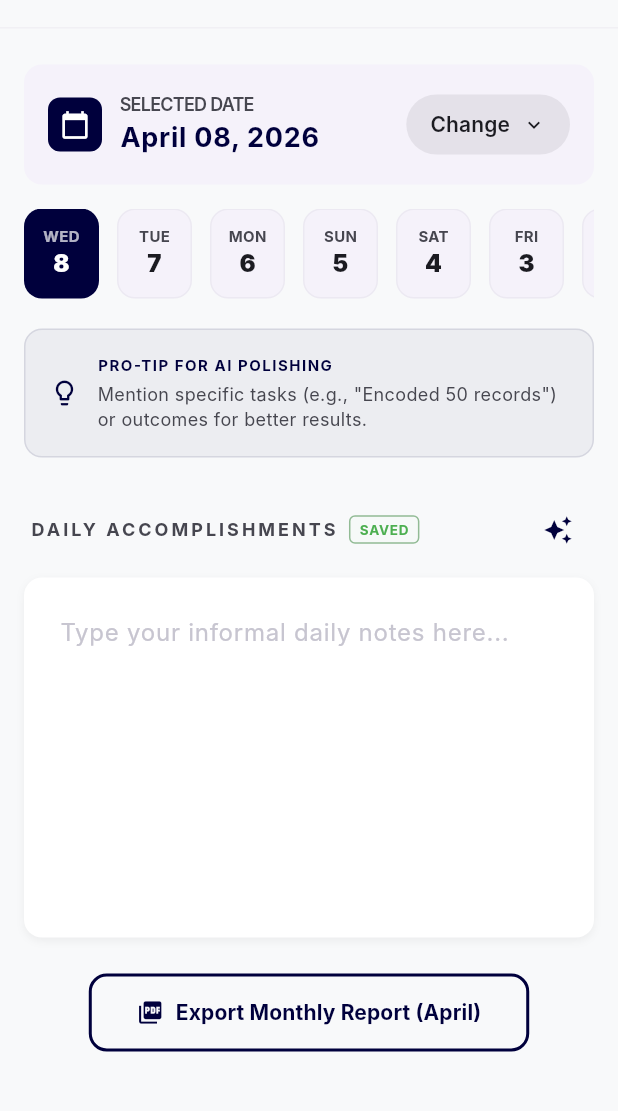
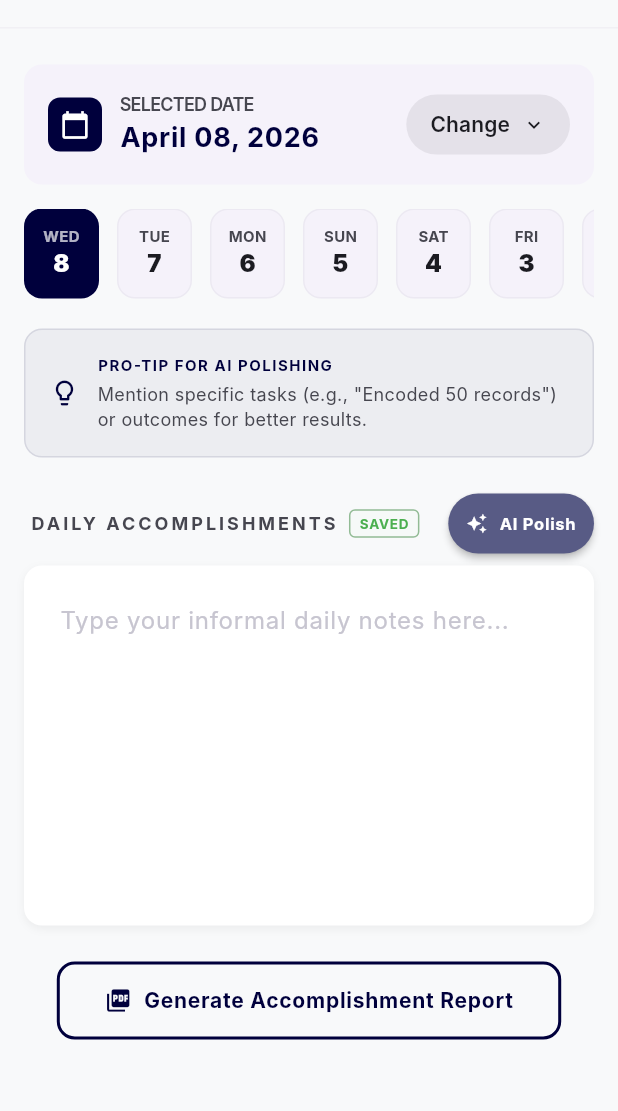
Before and after one commit to Raver-Miradora/prism, a Flutter app: the YapToReportJournal screen opened directly, on a phone screen of 412 x 824 dp, the part 93-1204 px from its top. Run offline on Flutter 3.47's test engine with Material 3 defaults, Android fonts, the light colour scheme and no system bars; our stand-ins replace camera, flutter_riverpod, geolocator, image_picker, pdf, printing and 2 more; missing offline and left inert: google_mlkit_face_detection; accounts and stored records are empty; Roboto replaces fonts that are missing (Inter, Public Sans).

Commit message:
ui: implement custom date range picker for accomplishment reports

```diff
--- a/lib/ui/yap_to_report_journal.dart
+++ b/lib/ui/yap_to_report_journal.dart
@@ -386,7 +386,7 @@ class _YapToReportJournalState extends ConsumerState<YapToReportJournal> {
               if (isLoading)
                 const SizedBox(width: 16, height: 16, child: CircularProgressIndicator(strokeWidth: 2))
               else
-                IconButton(
+                ElevatedButton.icon(
                   onPressed: () {
                     final currentText = _notesController.text.trim();
                     if (currentText.isEmpty) return;
@@ -403,10 +403,19 @@ class _YapToReportJournalState extends ConsumerState<YapToReportJournal> {
                        if (context.mounted) AppFeedback.showSuccess(context, 'Accomplishments polished by AI.');
                     });
                   },
-                  icon: Icon(Icons.auto_awesome, color: context.colors.primary, size: 20),
-                  tooltip: 'Inline Polish',
-                  constraints: const BoxConstraints(),
-                  padding: EdgeInsets.zero,
+                  style: ElevatedButton.styleFrom(
+                    backgroundColor: context.colors.secondary,
+                    foregroundColor: context.colors.onSecondary,
+                    padding: const EdgeInsets.symmetric(horizontal: 12, vertical: 6),
+                    shape: RoundedRectangleBorder(borderRadius: BorderRadius.circular(20)),
+                    elevation: 2,
+                    tapTargetSize: MaterialTapTargetSize.shrinkWrap,
+                  ),
+                  icon: const Icon(Icons.auto_awesome, size: 14),
+                  label: const Text(
+                    'AI Polish',
+                    style: TextStyle(fontSize: 11, fontWeight: FontWeight.bold, letterSpacing: 0.5),
+                  ),
                 )
             ],
           ),
@@ -442,29 +451,50 @@ class _YapToReportJournalState extends ConsumerState<YapToReportJournal> {
     return Center(
       child: OutlinedButton.icon(
         onPressed: isLoading ? null : () async {
-          final summary = await ref.read(yapJournalProvider.notifier).retrieveMonthlySummary();
+          final range = await showDateRangePicker(
+            context: context,
+            firstDate: DateTime(2025),
+            lastDate: DateTime.now().add(const Duration(days: 365)),
+            currentDate: DateTime.now(),
+            saveText: 'GO',
+            builder: (context, child) {
+              return Theme(
+                data: Theme.of(context).copyWith(
+                  colorScheme: context.colors,
+                ),
+                child: child!,
+              );
+            }
+          );
+
+          if (range == null) return;
+          if (!context.mounted) return;
+
+          final summary = await ref.read(yapJournalProvider.notifier).retrieveRangeSummary(range.start, range.end);
           if (!context.mounted) return;
           if (summary == null || summary.isEmpty) {
-             AppFeedback.showError(context, "No completed entries found for this month.");
+             AppFeedback.showError(context, "No completed entries found for selected range.");
              return;
           }
 
           Navigator.push(context, MaterialPageRoute(
             builder: (ctx) => DocumentPreviewScreen(
-              title: 'Monthly Accomplishments',
+              title: 'Accomplishment Report Preview',
               initialContent: summary,
               onApprove: (docCtx, finalSummary) async {
                   final repo = DailyReportRepository();
-                  final reports = await repo.getReportsForMonth(selectedDate.year, selectedDate.month);
+                  final reports = await repo.getReportsForRange(range.start, range.end);
                   final settingsState = ref.read(settingsProvider);
                   final profile = settingsState.profile;
-                  if (profile == null) return;
+                  final settings = settingsState.settings;
+                  if (profile == null || settings == null) return;
 
-                  await PdfService.generateAndPrintMonthlyReport(
+                  await PdfService.generateAndPrintAccomplishmentReport(
                     reports,
                     profile,
-                    selectedDate.year,
-                    selectedDate.month,
+                    settings,
+                    range.start,
+                    range.end,
                     customSummaryBullets: finalSummary,
                   );
               }
@@ -478,9 +508,9 @@ class _YapToReportJournalState extends ConsumerState<YapToReportJournal> {
           foregroundColor: context.colors.primary,
         ),
         icon: const Icon(Icons.picture_as_pdf),
-        label: Text(
-          'Export Monthly Report (${DateFormat('MMMM').format(selectedDate)})',
-          style: const TextStyle(fontWeight: FontWeight.bold, fontSize: 14),
+        label: const Text(
+          'Generate Accomplishment Report',
+          style: TextStyle(fontWeight: FontWeight.bold, letterSpacing: 0.5),
         ),
       ),
     );
```
